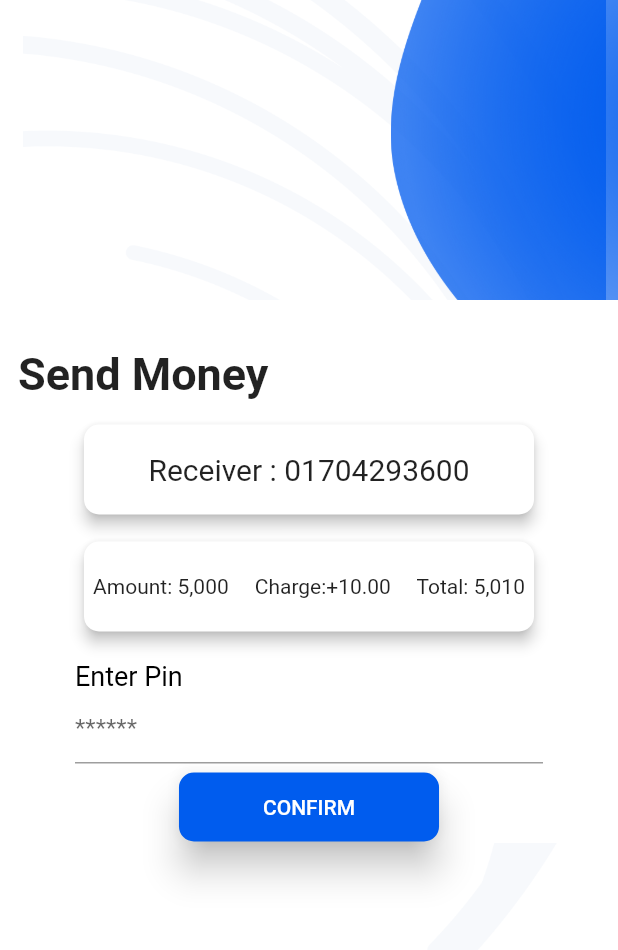
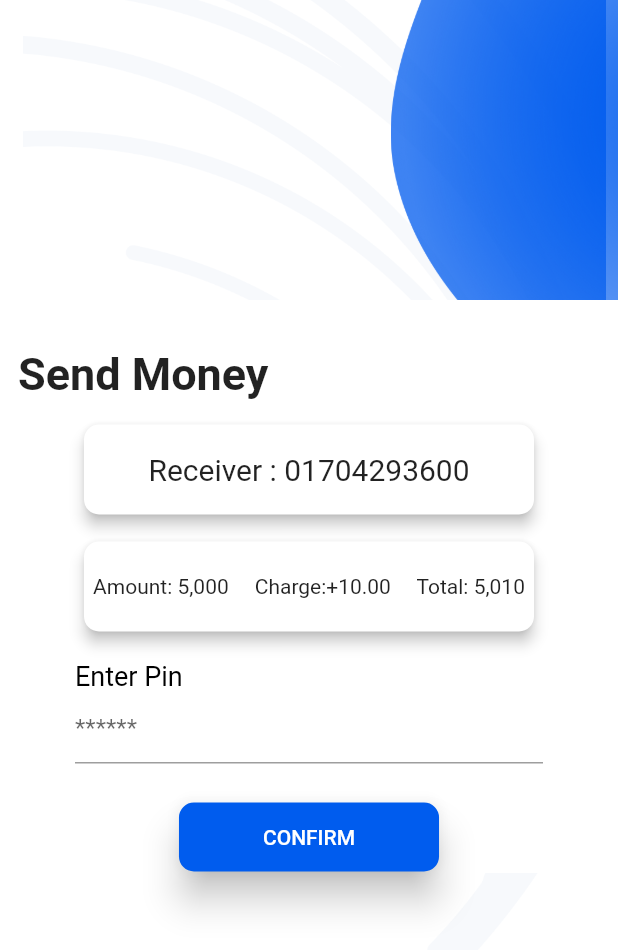
Before and after one commit to JulieGibbs/etaka, a Flutter app: the SendMoneyConfirmation screen opened directly, on a phone screen of 412 x 824 dp. Shown: the top 950 px of the screen. Run offline on Flutter 3.47's test engine with Material 2 defaults, Android fonts, the phone set to English and light mode, and no system bars; our stand-ins replace fl_chart, flutter_svg.

Commit message:
height resize

```diff
--- a/lib/screens/send_money_confirmation.dart
+++ b/lib/screens/send_money_confirmation.dart
@@ -128,7 +128,7 @@ class _SendMoneyConfirmationState extends State<SendMoneyConfirmation> {
                             ],
                           ),
                         ),
-                        SizedBox(),
+                        SizedBox(height: 20,),
                         Center(
                           child: ElevatedButton(
                             child: Padding(
```
